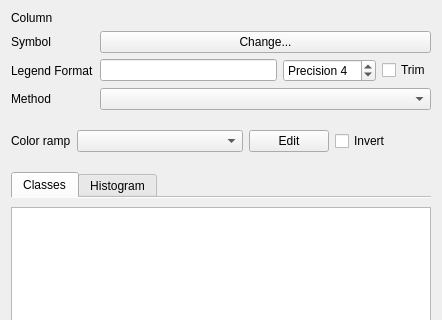
The window that src/ui/qgsgraduatedsymbolrendererv2widget.ui (qgis/QGIS) describes before a commit, drawn with Qt 5; both pictures show x 0 to 442 and y 0 to 320 of the 442 by 554 pixel window.
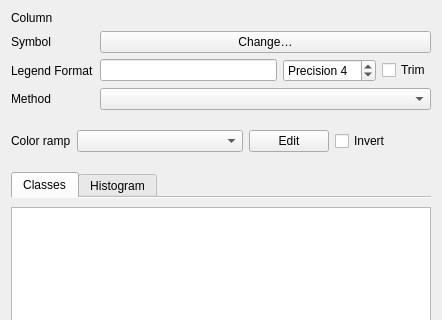
The same window after the commit. Icons and pictures are not drawn. Custom widgets are drawn as their Qt base class.

What changed in the file:
```diff
--- a/src/ui/qgsgraduatedsymbolrendererv2widget.ui
+++ b/src/ui/qgsgraduatedsymbolrendererv2widget.ui
@@ -62,7 +62,7 @@
       </sizepolicy>
      </property>
      <property name="text">
-      <string>Change...</string>
+      <string>Change…</string>
      </property>
     </widget>
    </item>
```
